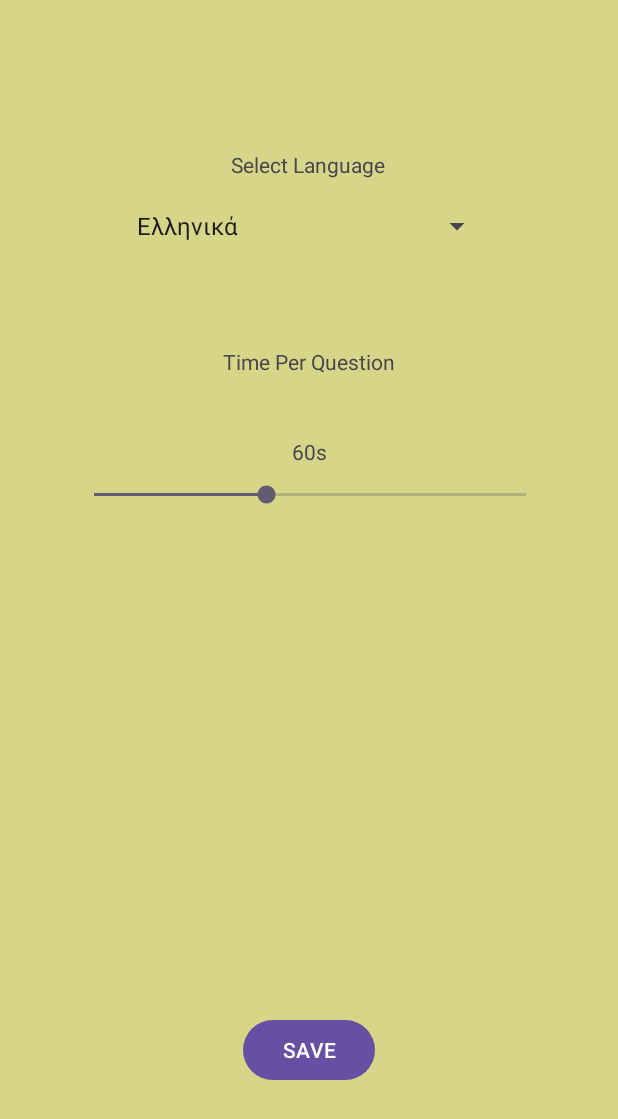
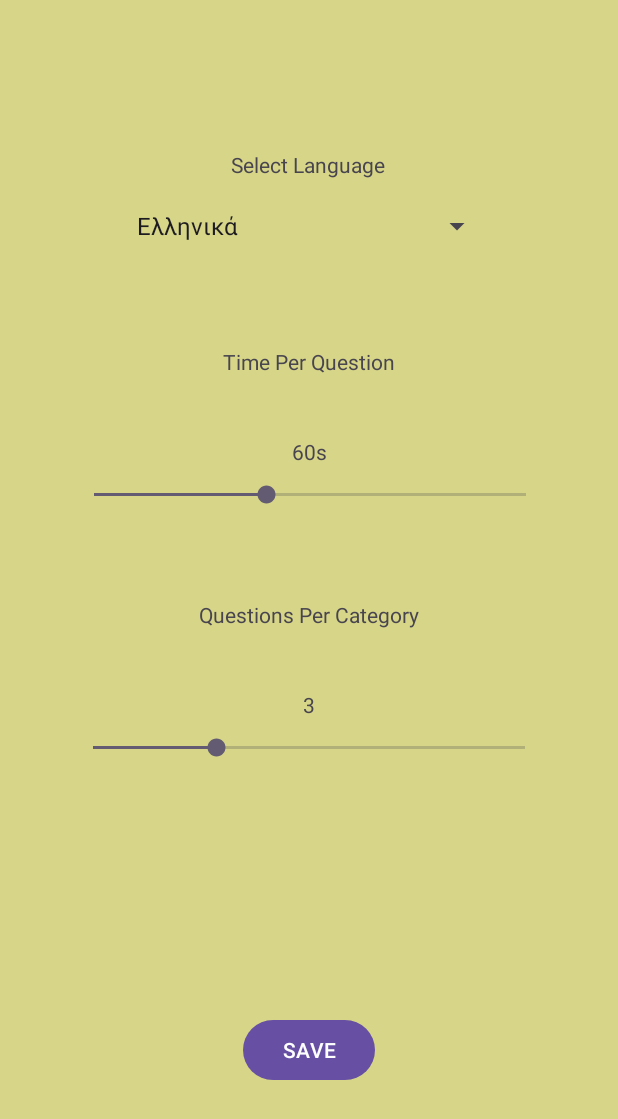
Before and after one commit to anestistsio/QuizApp, an Android app: the screen it shows after launch (Settings), after a tap on an icon or button, on a phone screen of 412 x 824 dp. Shown: the top 1119 px of the screen. Run offline under Robolectric (Android 15) with nearby library versions, the phone set to English and light mode, and no system bars.

Commit message:
questions per category seek bar

```diff
--- a/app/src/main/java/com/uop/quizapp/MainActivity.java
+++ b/app/src/main/java/com/uop/quizapp/MainActivity.java
@@ -48,7 +48,7 @@ public class MainActivity extends AppCompatActivity{
     private ImageButton team1_im,team2_im;
     private int id , timeInSeconds = 60;
     private boolean lastChance = true;
-    private int score = 4;
+    private int score = 12;
     @Override
     protected void onCreate(Bundle savedInstanceState) {
         super.onCreate(savedInstanceState);
@@ -74,11 +74,14 @@ public class MainActivity extends AppCompatActivity{
         team2_im = findViewById(R.id.team2_im);
         // here we check if language is greek and we change the hints from team1/2_et
         language = getIntent().getStringExtra("selected_language");
-        if (language != null && language.equals("Ελληνικά")) {
+        if (language != null) {
+            score = (getIntent().getExtras().getInt("questionsPerCategory")) * 4;
             //getting the time in seconds
             timeInSeconds = getIntent().getExtras().getInt("timeInSeconds");
-            team1_et.setHint("Όνομα Ομάδας 1");
-            team2_et.setHint("Όνομα Ομάδας 2");
+            if (language.equals("Ελληνικά")) {
+                team1_et.setHint("Όνομα Ομάδας 1");
+                team2_et.setHint("Όνομα Ομάδας 2");
+            }
         }
     }
         public void select_category(View view) {
@@ -86,10 +89,19 @@ public class MainActivity extends AppCompatActivity{
                 //Check if both team names entered
             if (TextUtils.isEmpty(team1_et.getText()) || TextUtils.isEmpty(team2_et.getText())){
                     //error message
+                if (!language.equals("English")) {
+                    Toast.makeText(MainActivity.this,"Παρακαλώ δώστε ονόματα ομάδας", Toast.LENGTH_SHORT).show();
+                }else {
                     Toast.makeText(MainActivity.this,"Please enter team names", Toast.LENGTH_SHORT).show();
+                }
+
             }else if (TextUtils.equals(team1_et.getText(),team2_et.getText())) {
                 //error same name handler
-                Toast.makeText(MainActivity.this, "Please enter different team names", Toast.LENGTH_SHORT).show();
+                if (!language.equals("English")) {
+                    Toast.makeText(MainActivity.this,"Παρακαλώ δώστε διαφορετικά ονόματα ομάδας", Toast.LENGTH_SHORT).show();
+                }else {
+                    Toast.makeText(MainActivity.this,"Please enter different team names", Toast.LENGTH_SHORT).show();
+                }
             }else{
                     click_sound.start();
                     Intent intent = new Intent(MainActivity.this, SelectCategory.class);
--- a/app/src/main/java/com/uop/quizapp/Settings.java
+++ b/app/src/main/java/com/uop/quizapp/Settings.java
@@ -16,9 +16,10 @@ public class Settings extends AppCompatActivity {
 
     private Spinner language_sp;
     private String [] languages = new String[]{"Ελληνικά","English"};
-    private SeekBar TimePerQuestion_sb;
-    private TextView TimeInSeconds_tv;
+    private SeekBar TimePerQuestion_sb,QPerCat_sb;
+    private TextView TimeInSeconds_tv,QPerCat_tv;
     private int timeInSeconds = 60;
+    private int questionsPerCategory = 3;
 
     @Override
     protected void onCreate(Bundle savedInstanceState) {
@@ -33,6 +34,10 @@ public class Settings extends AppCompatActivity {
         TimePerQuestion_sb = findViewById(R.id.TimePerQuestion_sb);
         TimeInSeconds_tv = findViewById(R.id.TimeInSeconds_tv);
         TimeInSeconds_tv.setText(timeInSeconds + "s");
+
+        QPerCat_sb = findViewById(R.id.QPerCat_sb);
+        QPerCat_tv = findViewById(R.id.QPerCat_tv);
+        QPerCat_tv.setText(String.valueOf(questionsPerCategory));
 
         //Time per Question seekBar listener
         TimePerQuestion_sb.setOnSeekBarChangeListener(new SeekBar.OnSeekBarChangeListener() {
@@ -54,6 +59,25 @@ public class Settings extends AppCompatActivity {
             }
         });
 
+
+        QPerCat_sb.setOnSeekBarChangeListener(new SeekBar.OnSeekBarChangeListener() {
+            @Override
+            public void onProgressChanged(SeekBar seekBar, int progress, boolean fromUser) {
+                questionsPerCategory = progress + 1;
+                QPerCat_tv.setText(String.valueOf(questionsPerCategory));
+            }
+
+            @Override
+            public void onStartTrackingTouch(SeekBar seekBar) {
+
+            }
+
+            @Override
+            public void onStopTrackingTouch(SeekBar seekBar) {
+
+            }
+        });
+
     }
     public void save(View view) {
         final MediaPlayer click_sound = MediaPlayer.create(this,R.raw.click_sound);
@@ -62,6 +86,7 @@ public class Settings extends AppCompatActivity {
         Intent intent = new Intent(Settings.this, MainActivity.class);
         intent.putExtra("selected_language", language);
         intent.putExtra("timeInSeconds",timeInSeconds);
+        intent.putExtra("questionsPerCategory",questionsPerCategory);
         startActivity(intent);
         finish();
     }
--- a/app/src/main/res/layout/activity_settings.xml
+++ b/app/src/main/res/layout/activity_settings.xml
@@ -70,4 +70,33 @@
         app:layout_constraintEnd_toEndOf="parent"
         app:layout_constraintStart_toStartOf="parent" />
 
+    <TextView
+        android:id="@+id/QPerCatText_tv"
+        android:layout_width="wrap_content"
+        android:layout_height="wrap_content"
+        android:layout_marginTop="50dp"
+        android:text="Questions Per Category"
+        app:layout_constraintEnd_toEndOf="parent"
+        app:layout_constraintStart_toStartOf="parent"
+        app:layout_constraintTop_toBottomOf="@+id/TimePerQuestion_sb" />
+
+    <SeekBar
+        android:id="@+id/QPerCat_sb"
+        android:layout_width="320dp"
+        android:layout_height="39dp"
+        android:layout_marginTop="60dp"
+        android:max="7"
+        android:progress="2"
+        app:layout_constraintEnd_toEndOf="parent"
+        app:layout_constraintStart_toStartOf="parent"
+        app:layout_constraintTop_toBottomOf="@+id/QPerCatText_tv" />
+
+    <TextView
+        android:id="@+id/QPerCat_tv"
+        android:layout_width="wrap_content"
+        android:layout_height="wrap_content"
+        app:layout_constraintBottom_toTopOf="@+id/QPerCat_sb"
+        app:layout_constraintEnd_toEndOf="parent"
+        app:layout_constraintStart_toStartOf="parent" />
+
 </androidx.constraintlayout.widget.ConstraintLayout>
```
